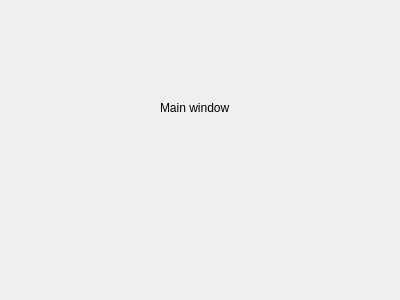
Qt form client-side/windows/mainWindow/mainwindow.ui (losimen/TCP_SecureChat) before a commit.
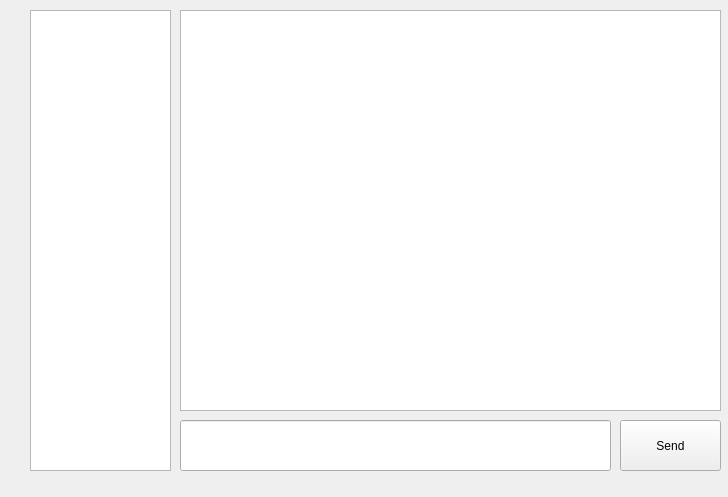
The same form after that commit.

Commit message: Added parsing and displaying chat-list

The edit to the form file:
```diff
--- a/client-side/windows/mainWindow/mainwindow.ui
+++ b/client-side/windows/mainWindow/mainwindow.ui
@@ -6,24 +6,54 @@
    <rect>
     <x>0</x>
     <y>0</y>
-    <width>400</width>
-    <height>300</height>
+    <width>728</width>
+    <height>497</height>
    </rect>
   </property>
   <property name="windowTitle">
    <string>Form</string>
   </property>
-  <widget class="QLabel" name="label">
+  <widget class="QListWidget" name="list_chats">
    <property name="geometry">
     <rect>
-     <x>160</x>
-     <y>100</y>
-     <width>151</width>
-     <height>16</height>
+     <x>30</x>
+     <y>10</y>
+     <width>141</width>
+     <height>461</height>
+    </rect>
+   </property>
+  </widget>
+  <widget class="QLineEdit" name="lineEdit">
+   <property name="geometry">
+    <rect>
+     <x>180</x>
+     <y>420</y>
+     <width>431</width>
+     <height>51</height>
+    </rect>
+   </property>
+  </widget>
+  <widget class="QPushButton" name="button_send">
+   <property name="geometry">
+    <rect>
+     <x>620</x>
+     <y>420</y>
+     <width>101</width>
+     <height>51</height>
     </rect>
    </property>
    <property name="text">
-    <string>Main window</string>
+    <string>Send</string>
+   </property>
+  </widget>
+  <widget class="QListWidget" name="list_messages">
+   <property name="geometry">
+    <rect>
+     <x>180</x>
+     <y>10</y>
+     <width>541</width>
+     <height>401</height>
+    </rect>
    </property>
   </widget>
  </widget>
```
The commit also changes 10 other files.
